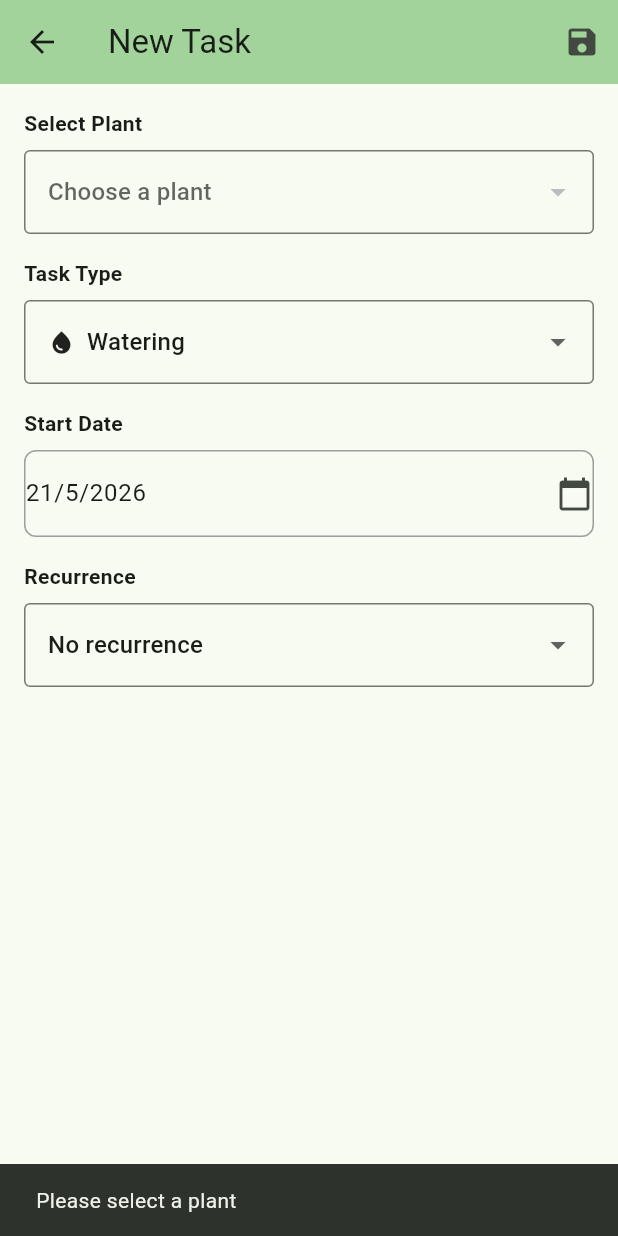
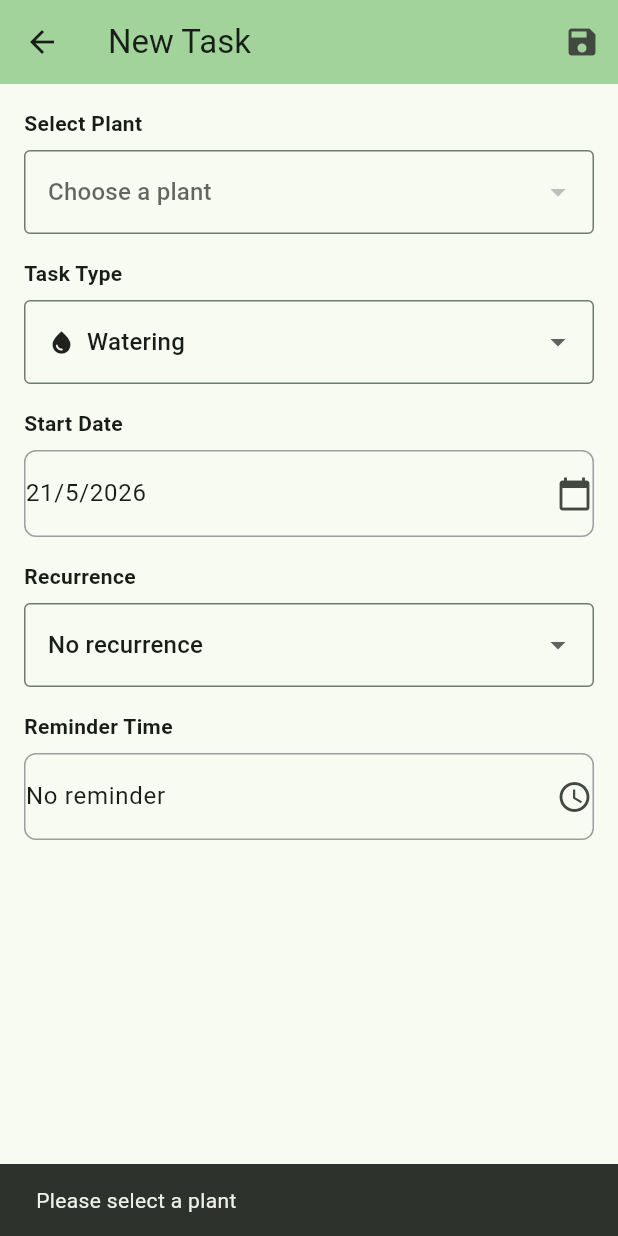
Before and after one commit to Creasiion/PlantMe-Mobile, a Flutter app: the NewTaskView screen opened directly, after a tap on the "save" icon, on a phone screen of 412 x 824 dp. Run offline on Flutter 3.47's test engine with Material 3 defaults, Android fonts, the phone set to English and light mode, and no system bars; our stand-ins replace floor, flutter_colorpicker, flutter_dotenv, flutter_local_notifications, flutter_timezone, image_picker and 3 more; accounts and stored records are empty; generated files the repository leaves out were written again; network calls fail.

Commit message:
feat: add push notifications to task creation; limited to android for now because iOS is a headache to setup

```diff
--- a/lib/classes/plant_task.dart
+++ b/lib/classes/plant_task.dart
@@ -1,4 +1,5 @@
 import 'package:floor/floor.dart';
+import 'package:flutter/material.dart';
 
 @entity
 class PlantTask {
@@ -11,6 +12,7 @@ class PlantTask {
   final int recurrenceInterval; // IE 7 for every 7 days, 1 for daily
   final DateTime startDate;
   final int? endDateMillis; // store as int instead of DateTime?
+  final int? reminderTimeMinutes; // minutes since midnight (e.g. 540 = 9:00 AM)
 
   PlantTask({
     this.id,
@@ -21,6 +23,7 @@ class PlantTask {
     required this.recurrenceInterval,
     required this.startDate,
     this.endDateMillis,
+    this.reminderTimeMinutes,
   });
 
   PlantTask copyWith({int? id}) {
@@ -33,8 +36,13 @@ class PlantTask {
     recurrenceInterval: recurrenceInterval,
     startDate: startDate,
     endDateMillis: endDateMillis,
+    reminderTimeMinutes: reminderTimeMinutes,
   );
 }
+
+  TimeOfDay? get reminderTime => reminderTimeMinutes != null
+      ? TimeOfDay(hour: reminderTimeMinutes! ~/ 60, minute: reminderTimeMinutes! % 60)
+      : null;
 
   // fxn to get DateTime back
   DateTime? get endDate => endDateMillis != null
--- a/lib/database/plant_task_dao.dart
+++ b/lib/database/plant_task_dao.dart
@@ -19,7 +19,7 @@ abstract class PlantTaskDao {
 
   // PlantTaskInstance (occurrences)
   @insert
-  Future<void> insertInstance(PlantTaskInstance instance);
+  Future<int> insertInstance(PlantTaskInstance instance);
 
   @Query('SELECT * FROM PlantTaskInstance WHERE dueDate = :date')
   Future<List<PlantTaskInstance>> getInstancesForDate(DateTime date);
--- a/lib/views/new_task_view.dart
+++ b/lib/views/new_task_view.dart
@@ -1,6 +1,5 @@
 import 'package:flutter/material.dart';
 import 'package:plant_me/classes/plant_task.dart';
-import 'package:plant_me/classes/plant_task_instance.dart';
 import 'package:plant_me/providers/plant_provider.dart';
 import 'package:plant_me/providers/task_provider.dart';
 import 'package:provider/provider.dart';
@@ -21,6 +20,7 @@ class _NewTaskViewState extends State<NewTaskView> {
   DateTime _startDate = DateTime.now();
   DateTime? _endDate;
   int? _selectedPlantId;
+  TimeOfDay? _reminderTime;
 
   final List<String> _taskTypes = ['watering', 'light', 'fertilizing', 'custom'];
 
@@ -44,6 +44,14 @@ class _NewTaskViewState extends State<NewTaskView> {
     if (picked != null) setState(() => _endDate = picked);
   }
 
+  Future<void> _pickReminderTime() async {
+    final picked = await showTimePicker(
+      context: context,
+      initialTime: _reminderTime ?? const TimeOfDay(hour: 9, minute: 0),
+    );
+    if (picked != null) setState(() => _reminderTime = picked);
+  }
+
   Future<void> _saveTask() async {
     if (_selectedPlantId == null) {
       ScaffoldMessenger.of(context).showSnackBar(
@@ -64,9 +72,15 @@ class _NewTaskViewState extends State<NewTaskView> {
       recurrenceInterval: interval,
       startDate: _startDate,
       endDateMillis: _endDate?.millisecondsSinceEpoch,
+      reminderTimeMinutes: _reminderTime != null
+          ? _reminderTime!.hour * 60 + _reminderTime!.minute
+          : null,
     );
 
-    await context.read<TaskProvider>().addTask(task);
+    final plantName = context.read<PlantProvider>().plantProfiles
+        .firstWhere((p) => p.id == _selectedPlantId)
+        .plantName;
+    await context.read<TaskProvider>().addTask(task, plantName: plantName);
     if (mounted) Navigator.pop(context);
   }
 
@@ -123,7 +137,7 @@ class _NewTaskViewState extends State<NewTaskView> {
             const SizedBox(height: 8),
             DropdownButtonFormField<String>(
               decoration: const InputDecoration(border: OutlineInputBorder()),
-              value: _selectedTaskType,
+              initialValue: _selectedTaskType,
               items: _taskTypes.map((type) {
                 return DropdownMenuItem<String>(
                   value: type,
@@ -174,7 +188,7 @@ class _NewTaskViewState extends State<NewTaskView> {
             const SizedBox(height: 8),
             DropdownButtonFormField<String>(
               decoration: const InputDecoration(border: OutlineInputBorder()),
-              value: _recurrenceType,
+              initialValue: _recurrenceType,
               items: const [
                 DropdownMenuItem(value: 'none', child: Text('No recurrence')),
                 DropdownMenuItem(value: 'daily', child: Text('Daily')),
@@ -215,6 +229,34 @@ class _NewTaskViewState extends State<NewTaskView> {
                 ),
               ),
             ],
+
+            const SizedBox(height: 16),
+
+            // Reminder time
+            const Text('Reminder Time', style: TextStyle(fontWeight: FontWeight.bold)),
+            const SizedBox(height: 8),
+            ListTile(
+              contentPadding: EdgeInsets.zero,
+              title: Text(_reminderTime != null
+                  ? _reminderTime!.format(context)
+                  : 'No reminder'),
+              trailing: Row(
+                mainAxisSize: MainAxisSize.min,
+                children: [
+                  if (_reminderTime != null)
+                    IconButton(
+                      icon: const Icon(Icons.clear),
+                      onPressed: () => setState(() => _reminderTime = null),
+                    ),
+                  const Icon(Icons.access_time),
+                ],
+              ),
+              onTap: _pickReminderTime,
+              shape: RoundedRectangleBorder(
+                borderRadius: BorderRadius.circular(8),
+                side: const BorderSide(color: Colors.grey),
+              ),
+            ),
           ],
         ),
       ),
--- a/pubspec.yaml
+++ b/pubspec.yaml
@@ -42,7 +42,11 @@ dependencies:
   path_provider: ^2.1.0
   flutter_colorpicker: ^1.1.0
   table_calendar: ^3.1.2
+  flutter_local_notifications: ^21.0.0
+  timezone: ^0.11.0
+  flutter_timezone: ^4.1.1
 
+  sqflite: any
 dev_dependencies:
   flutter_test:
     sdk: flutter
```
Also changed, not shown: lib/main.dart (+6 -1 lines), lib/providers/task_provider.dart (+31 -6 lines), lib/services/notification_service.dart (added, +107 -0 lines), lib/database/app_database.g.dart, 4 other files.
